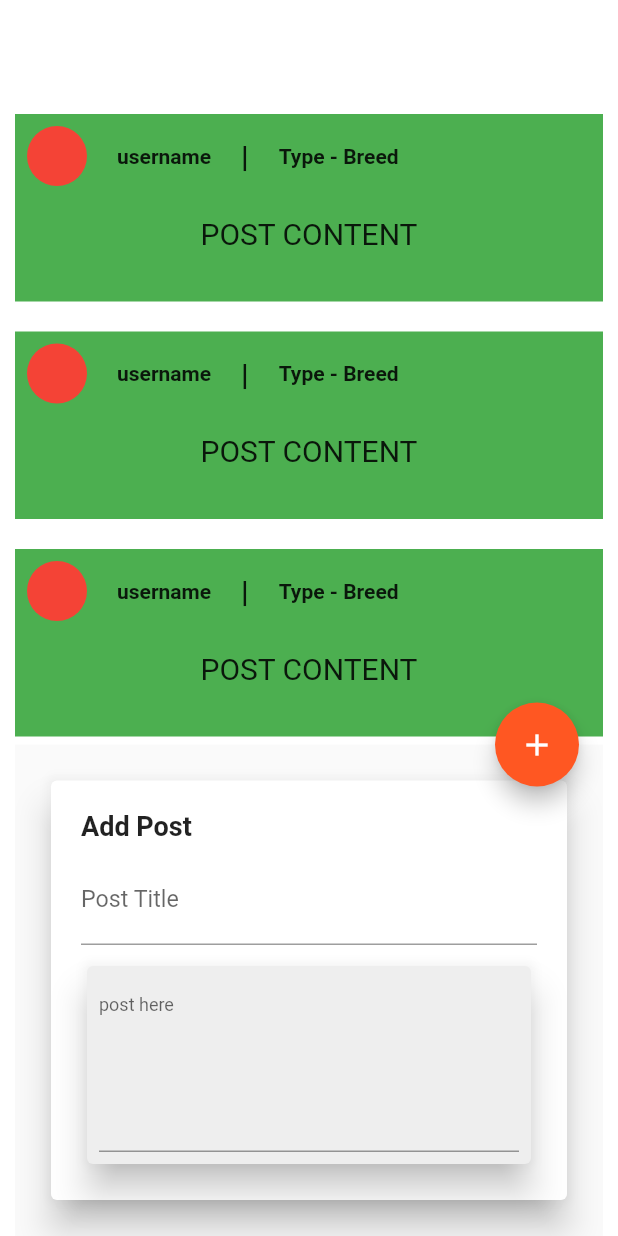
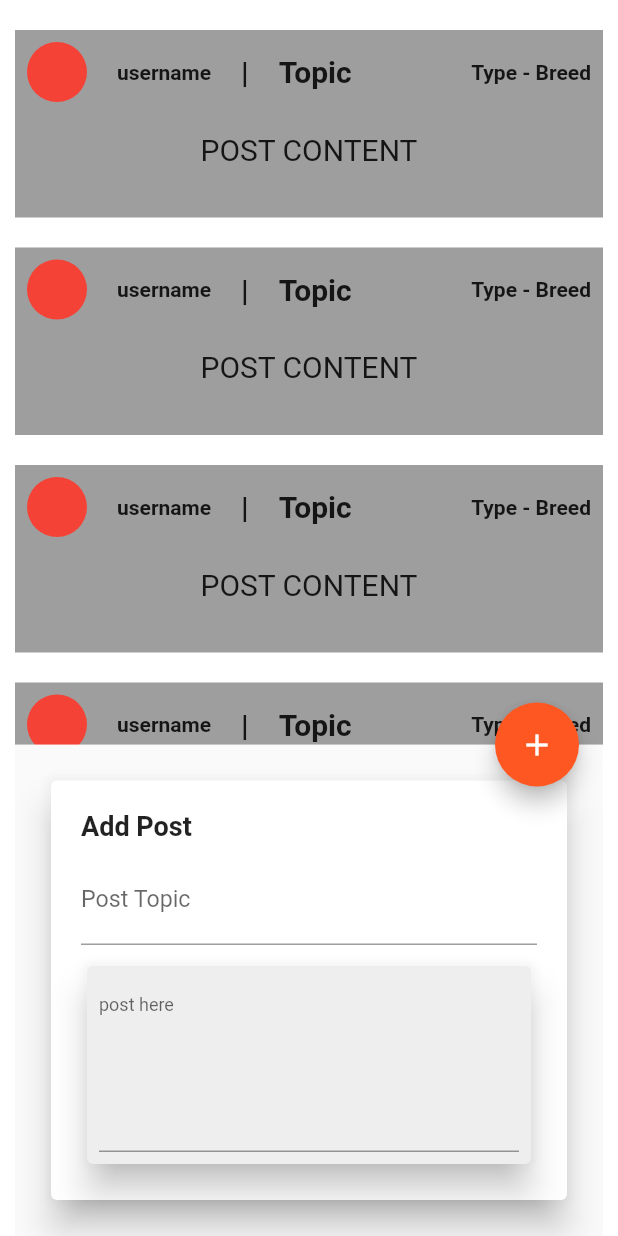
Before and after one commit to AhmadTellawi/GraduationProject, a Flutter app: the CommunityScreen screen opened directly, after a tap on the "edit" icon, on a phone screen of 412 x 824 dp. Run offline on Flutter 3.47's test engine with Material 2 defaults, Android fonts, the light colour scheme and no system bars; our stand-ins replace bloc, flutter_bloc.

Commit message:
firebase-ready commit

```diff
--- a/lib/modules/community/community_screen.dart
+++ b/lib/modules/community/community_screen.dart
@@ -19,9 +19,6 @@ class _CommunityScreenState extends State<CommunityScreen> {
     return Padding(
       padding: const EdgeInsetsDirectional.only(top: 20, start: 10, end: 10),
       child: Scaffold(
-        appBar: AppBar(
-
-        ),
         key: scaffoldKey,
         floatingActionButton: FloatingActionButton(
           hoverColor: Colors.green,
@@ -52,7 +49,7 @@ class _CommunityScreenState extends State<CommunityScreen> {
                         SizedBox(height: 10),
 
                         defaultFormField(
-                          label: 'Post Title',
+                          label: 'Post Topic',
                         ),
                         SizedBox(
                           height: 10,
--- a/lib/modules/homee/home_screen.dart
+++ b/lib/modules/homee/home_screen.dart
@@ -5,7 +5,8 @@ class HomeScreen extends StatelessWidget {
 
   @override
   Widget build(BuildContext context) {
-    return const Center(
+    return Scaffold(
+      body: const Center(
         child: Text(
           'Home Screen',
           style: TextStyle(
@@ -14,6 +15,7 @@ class HomeScreen extends StatelessWidget {
             color: Colors.black
           ),
         )
+      ),
     );
   }
 }
--- a/lib/modules/identity/identity_screen.dart
+++ b/lib/modules/identity/identity_screen.dart
@@ -14,6 +14,7 @@ class IdentityScreen extends StatelessWidget {
           padding: const EdgeInsets.all(20.0),
           child: Padding(
             padding: const EdgeInsetsDirectional.only(top: 100),
+            child: SingleChildScrollView(
               child: Column(
                 crossAxisAlignment: CrossAxisAlignment.start,
                 children: [
@@ -184,6 +185,7 @@ class IdentityScreen extends StatelessWidget {
             ),
           ),
         ),
+      ),
     );
   }
 }
--- a/lib/modules/sign_up/clinic_sign_up.dart
+++ b/lib/modules/sign_up/clinic_sign_up.dart
@@ -63,6 +63,7 @@ class _ClinicSignUpScreenState extends State<ClinicSignUpScreen> {
                   ),
                   const SizedBox(height: 20),
                   defaultFormField(
+                    hintText: 'This will be used when you sign in..',
                     keyboardtype: TextInputType.emailAddress,
                     label: 'Email Address',
                     validator: (value){
@@ -73,6 +74,7 @@ class _ClinicSignUpScreenState extends State<ClinicSignUpScreen> {
                   ),
                   const SizedBox(height: 20),
                   defaultFormField(
+                    hintText: 'Your clinic name in the app..',
                     label: 'Username',
                     validator: (value){
                       if(value!.isEmpty){
--- a/lib/modules/sign_up/store_sign_up_screen.dart
+++ b/lib/modules/sign_up/store_sign_up_screen.dart
@@ -64,6 +64,7 @@ class _StoreSignUpScreenState extends State<StoreSignUpScreen> {
                   const SizedBox(height: 20),
                   defaultFormField(
                     keyboardtype: TextInputType.emailAddress,
+                    hintText: 'This will be used when you sign in..',
                     label: 'Email Address',
                     validator: (value){
                       if(value!.isEmpty){
@@ -73,6 +74,7 @@ class _StoreSignUpScreenState extends State<StoreSignUpScreen> {
                   ),
                   const SizedBox(height: 20),
                   defaultFormField(
+                    hintText: 'Your store name in the app..',
                     label: 'Username',
                     validator: (value){
                       if(value!.isEmpty){
--- a/lib/shared/components/components.dart
+++ b/lib/shared/components/components.dart
@@ -57,7 +57,8 @@ Widget defaultFormField(
       ),
       hintText: hintText,
       hintStyle: const TextStyle(
-        fontStyle: FontStyle.italic
+        fontStyle: FontStyle.italic,
+        color: Colors.grey
       )
     ),
   );
@@ -65,7 +66,7 @@ Widget defaultFormField(
 
 Widget postBuilder(){
   return Container(
-    color: Colors.green,
+    color: Colors.grey,
     height: 125,
     width: double.infinity,
     child: Padding(
@@ -94,6 +95,18 @@ Widget postBuilder(){
                 ),
               ),
               SizedBox(width: 20,),
+              Expanded(
+                child: Text(
+                  'Topic',
+                  maxLines: 1,
+                  overflow: TextOverflow.ellipsis,
+                  style: TextStyle(
+                    fontWeight: FontWeight.bold,
+                    fontSize: 20
+                  ),
+                ),
+              ),
+              SizedBox(width: 20,),
               Text(
                 'Type - Breed',
                 style: TextStyle(
```
Also changed, not shown: lib/layout/cubit/cubit.dart (+10 -1 lines), lib/main.dart (+5 -2 lines), lib/modules/sign_in/cubit/sign_in_cubit.dart (added, +21 -0 lines), lib/modules/sign_in/cubit/states.dart (added, +14 -0 lines), lib/modules/sign_in/sign_in_screen.dart (+9 -8 lines), lib/modules/sign_up/cubit/sign_up_cubit.dart (added, +26 -0 lines), lib/modules/sign_up/cubit/states.dart (added, +14 -0 lines), lib/modules/sign_up/owner_sign_up_screen.dart (+35 -12 lines), lib/modules/sign_up/pet_sign_up_screen.dart (+14 -7 lines). Lines whose indentation alone changed are shown as unchanged.
